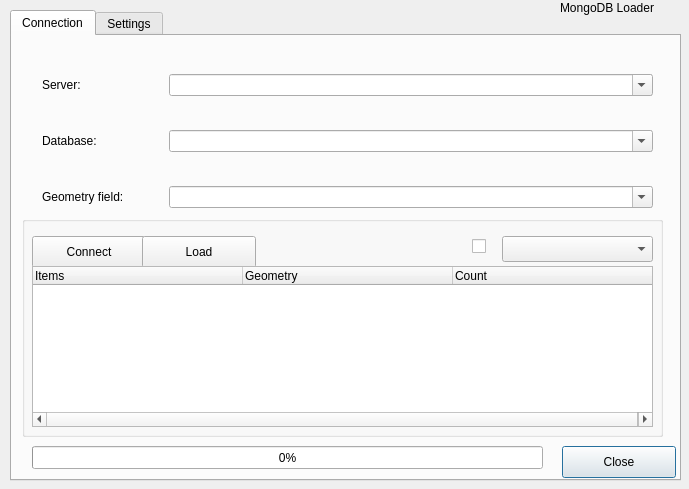
Before: the Qt Designer form loadMongoDB_dialog_base.ui in adrianaksan/qgis-mongodb-plugin, drawn with Qt 5.
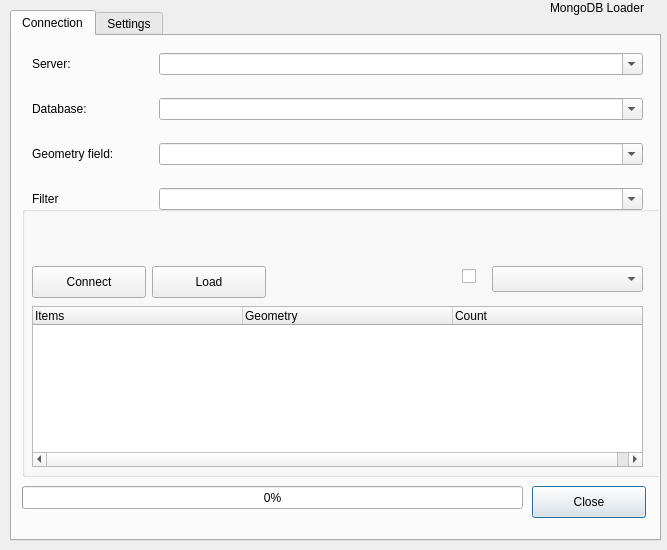
After: the same form once the commit is applied.

```diff
--- a/loadMongoDB_dialog_base.ui
+++ b/loadMongoDB_dialog_base.ui
@@ -6,8 +6,8 @@
    <rect>
     <x>0</x>
     <y>0</y>
-    <width>689</width>
-    <height>489</height>
+    <width>667</width>
+    <height>550</height>
    </rect>
   </property>
   <property name="windowTitle">
@@ -21,8 +21,8 @@
     <rect>
      <x>10</x>
      <y>10</y>
-     <width>671</width>
-     <height>471</height>
+     <width>651</width>
+     <height>531</height>
     </rect>
    </property>
    <property name="currentIndex">
@@ -35,9 +35,9 @@
     <widget class="QProgressBar" name="progressBar">
      <property name="geometry">
       <rect>
-       <x>20</x>
-       <y>410</y>
-       <width>511</width>
+       <x>10</x>
+       <y>450</y>
+       <width>501</width>
        <height>23</height>
       </rect>
      </property>
@@ -48,8 +48,8 @@
     <widget class="QPushButton" name="Close_button">
      <property name="geometry">
       <rect>
-       <x>550</x>
-       <y>410</y>
+       <x>520</x>
+       <y>450</y>
        <width>114</width>
        <height>32</height>
       </rect>
@@ -61,8 +61,8 @@
     <widget class="QWidget" name="layoutWidget">
      <property name="geometry">
       <rect>
-       <x>30</x>
-       <y>10</y>
+       <x>20</x>
+       <y>0</y>
        <width>611</width>
        <height>191</height>
       </rect>
@@ -110,15 +110,29 @@
         </property>
        </widget>
       </item>
+      <item row="3" column="0">
+       <widget class="QLabel" name="label_2">
+        <property name="text">
+         <string>Filter</string>
+        </property>
+       </widget>
+      </item>
+      <item row="3" column="1" colspan="4">
+       <widget class="QComboBox" name="filter_field">
+        <property name="editable">
+         <bool>true</bool>
+        </property>
+       </widget>
+      </item>
      </layout>
     </widget>
     <widget class="QGroupBox" name="groupBox">
      <property name="geometry">
       <rect>
        <x>10</x>
-       <y>180</y>
+       <y>170</y>
        <width>641</width>
-       <height>221</height>
+       <height>271</height>
       </rect>
      </property>
      <property name="title">
@@ -134,7 +148,7 @@
       <property name="geometry">
        <rect>
         <x>10</x>
-        <y>20</y>
+        <y>60</y>
         <width>114</width>
         <height>32</height>
        </rect>
@@ -146,8 +160,8 @@
      <widget class="QPushButton" name="load_collection">
       <property name="geometry">
        <rect>
-        <x>120</x>
-        <y>20</y>
+        <x>130</x>
+        <y>60</y>
         <width>114</width>
         <height>32</height>
        </rect>
@@ -160,8 +174,8 @@
       <property name="geometry">
        <rect>
         <x>10</x>
-        <y>50</y>
-        <width>621</width>
+        <y>100</y>
+        <width>611</width>
         <height>161</height>
        </rect>
       </property>
@@ -171,6 +185,12 @@
         <verstretch>0</verstretch>
        </sizepolicy>
       </property>
+      <property name="autoScroll">
+       <bool>false</bool>
+      </property>
+      <property name="alternatingRowColors">
+       <bool>true</bool>
+      </property>
       <attribute name="headerDefaultSectionSize">
        <number>210</number>
       </attribute>
@@ -208,8 +228,8 @@
      <widget class="QCheckBox" name="checkBox">
       <property name="geometry">
        <rect>
-        <x>450</x>
-        <y>20</y>
+        <x>440</x>
+        <y>60</y>
         <width>21</width>
         <height>20</height>
        </rect>
@@ -224,8 +244,8 @@
      <widget class="QComboBox" name="load_field">
       <property name="geometry">
        <rect>
-        <x>480</x>
-        <y>20</y>
+        <x>470</x>
+        <y>60</y>
         <width>151</width>
         <height>26</height>
        </rect>
@@ -319,9 +339,9 @@
   <widget class="QLabel" name="label">
    <property name="geometry">
     <rect>
-     <x>560</x>
+     <x>550</x>
      <y>0</y>
-     <width>111</width>
+     <width>115</width>
      <height>16</height>
     </rect>
    </property>
```
